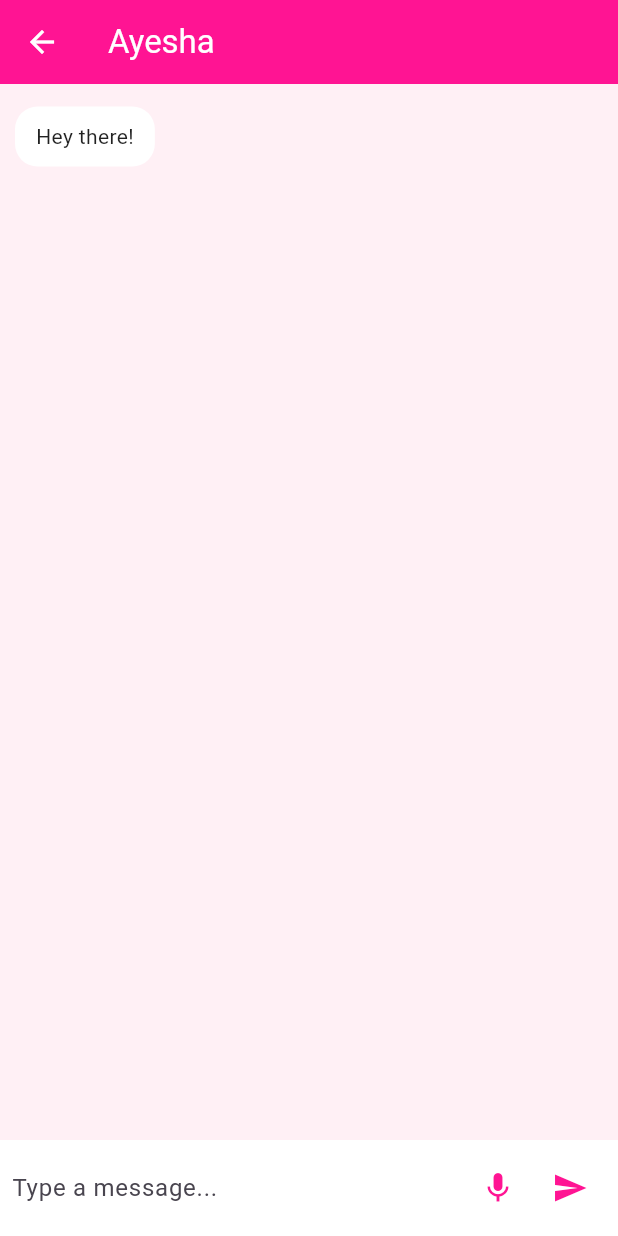
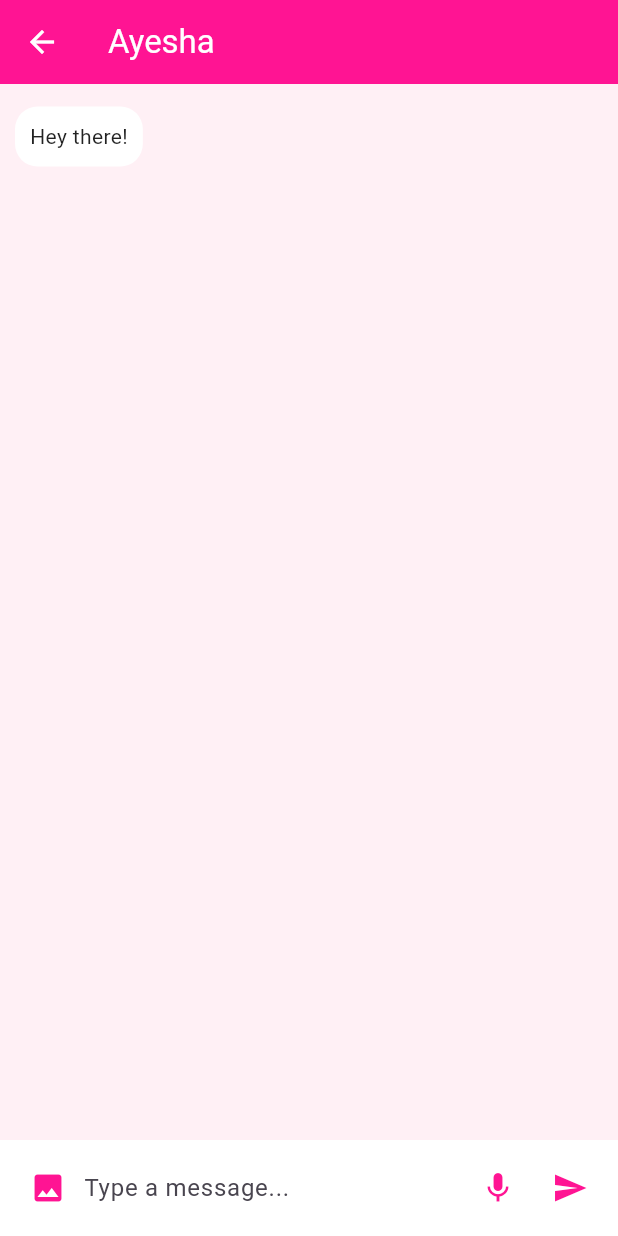
Before and after one commit to uroojfatima74/pinkchat, a Flutter app: the screen it shows after launch, after a tap on an icon or button, on a phone screen of 412 x 824 dp. Run offline on Flutter 3.47's test engine with Material 3 defaults, Android fonts, the phone set to English and light mode, and no system bars; our stand-ins replace audioplayers, image_picker; missing offline and left inert: record.

Commit message:
Update main.dart

```diff
--- a/lib/main.dart
+++ b/lib/main.dart
@@ -132,7 +132,7 @@ class DetailChatScreen extends StatefulWidget {
 
 class _DetailChatScreenState extends State<DetailChatScreen> {
   final List<Map<String, dynamic>> messages = [
-    {'text': 'Hey there!', 'isAudio': false, 'isMe': false},
+    {'type': 'text', 'content': 'Hey there!', 'isMe': false},
   ];
   final TextEditingController _controller = TextEditingController();
   final AudioRecorder _audioRecorder = AudioRecorder();
@@ -153,7 +153,16 @@ class _DetailChatScreenState extends State<DetailChatScreen> {
     setState(() => _isRecording = false);
     if (path != null) {
       setState(() {
-        messages.add({'text': path, 'isAudio': true, 'isMe': true});
+        messages.add({'type': 'audio', 'content': path, 'isMe': true});
+      });
+    }
+  }
+
+  Future<void> _pickChatImage() async {
+    final pickedFile = await ImagePicker().pickImage(source: ImageSource.gallery);
+    if (pickedFile != null) {
+      setState(() {
+        messages.add({'type': 'image', 'content': File(pickedFile.path), 'isMe': true});
       });
     }
   }
@@ -161,7 +170,7 @@ class _DetailChatScreenState extends State<DetailChatScreen> {
   void _sendMessage() {
     if (_controller.text.trim().isNotEmpty) {
       setState(() {
-        messages.add({'text': _controller.text.trim(), 'isAudio': false, 'isMe': true});
+        messages.add({'type': 'text', 'content': _controller.text.trim(), 'isMe': true});
         _controller.clear();
       });
     }
@@ -184,23 +193,12 @@ class _DetailChatScreenState extends State<DetailChatScreen> {
                   alignment: isMe ? Alignment.centerRight : Alignment.centerLeft,
                   child: Container(
                     margin: const EdgeInsets.symmetric(vertical: 5),
-                    padding: const EdgeInsets.symmetric(horizontal: 14, vertical: 10),
+                    padding: const EdgeInsets.all(10),
                     decoration: BoxDecoration(
                       color: isMe ? const Color(0xFFFF69B4) : Colors.white,
                       borderRadius: BorderRadius.circular(15),
                     ),
-                    child: msg['isAudio']
-                        ? Row(
-                            mainAxisSize: MainAxisSize.min,
-                            children: [
-                              IconButton(
-                                icon: const Icon(Icons.play_arrow, color: Colors.white),
-                                onPressed: () => _audioPlayer.play(DeviceFileSource(msg['text'])),
-                              ),
-                              const Text('Voice Note', style: TextStyle(color: Colors.white)),
-                            ],
-                          )
-                        : Text(msg['text'], style: TextStyle(color: isMe ? Colors.white : Colors.black87)),
+                    child: _buildMessageContent(msg),
                   ),
                 );
               },
@@ -211,6 +209,10 @@ class _DetailChatScreenState extends State<DetailChatScreen> {
             color: Colors.white,
             child: Row(
               children: [
+                IconButton(
+                  icon: const Icon(Icons.image, color: Color(0xFFFF1493)),
+                  onPressed: _pickChatImage,
+                ),
                 Expanded(
                   child: TextField(
                     controller: _controller,
@@ -231,6 +233,29 @@ class _DetailChatScreenState extends State<DetailChatScreen> {
         ],
       ),
     );
+  }
+
+  Widget _buildMessageContent(Map<String, dynamic> msg) {
+    if (msg['type'] == 'text') {
+      return Text(msg['content'], style: TextStyle(color: msg['isMe'] ? Colors.white : Colors.black87));
+    } else if (msg['type'] == 'audio') {
+      return Row(
+        mainAxisSize: MainAxisSize.min,
+        children: [
+          IconButton(
+            icon: const Icon(Icons.play_arrow, color: Colors.white),
+            onPressed: () => _audioPlayer.play(DeviceFileSource(msg['content'])),
+          ),
+          const Text('Voice Note', style: TextStyle(color: Colors.white)),
+        ],
+      );
+    } else if (msg['type'] == 'image') {
+      return ClipRRect(
+        borderRadius: BorderRadius.circular(10),
+        child: Image.file(msg['content'] as File, width: 150, height: 150, fit: BoxFit.cover),
+      );
+    }
+    return const SizedBox();
   }
 }
 
```
